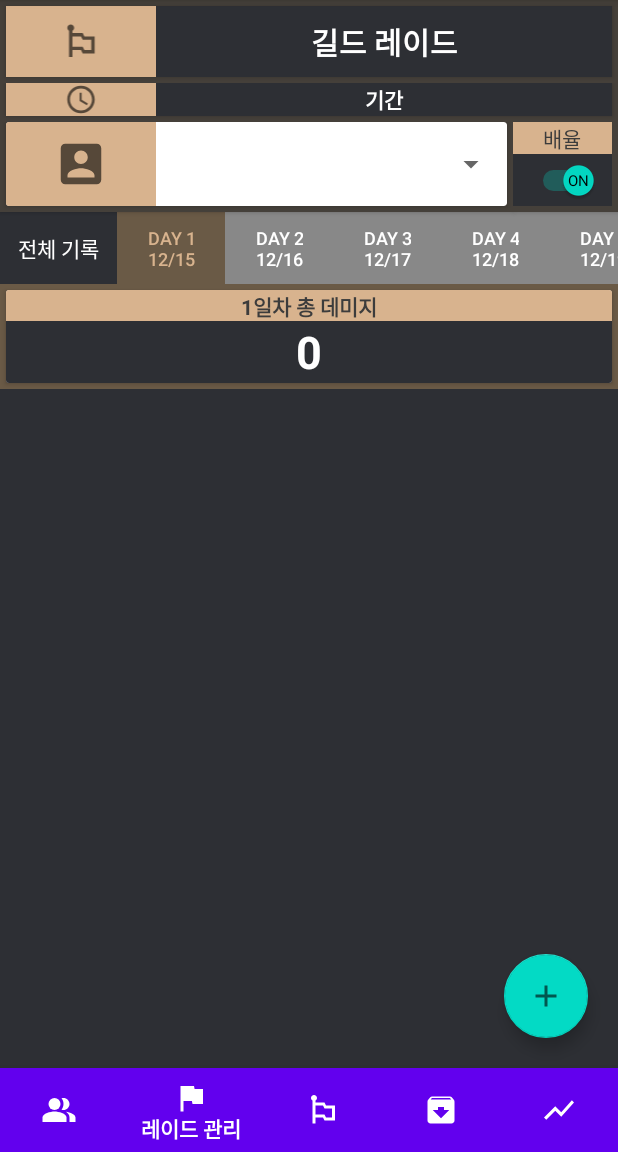
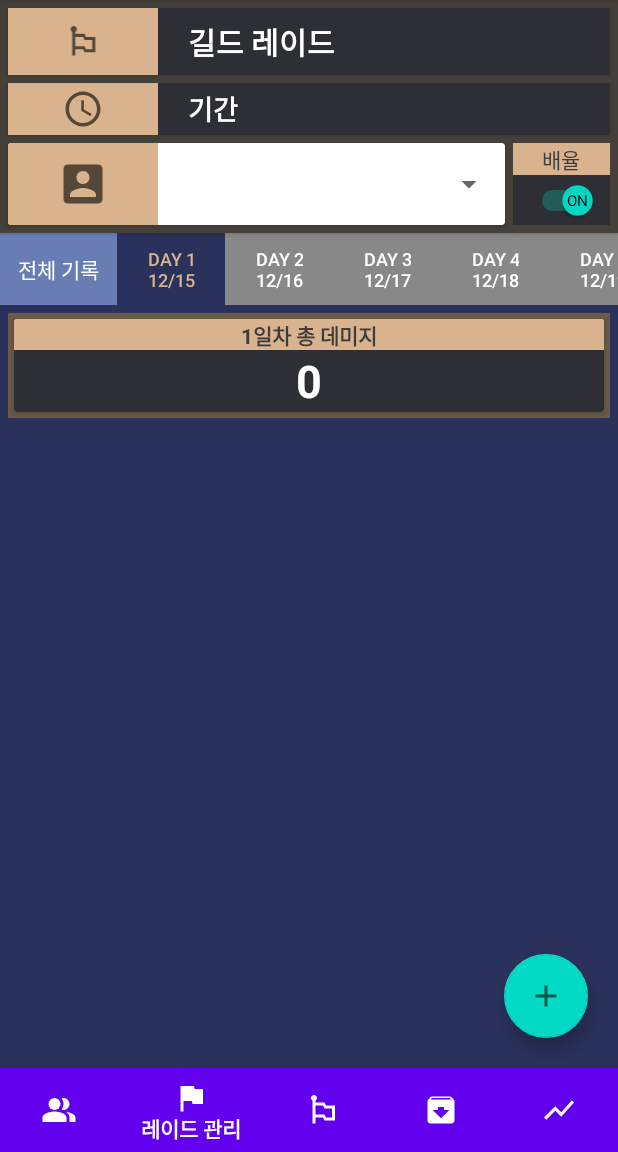
Before and after one commit to Factoriall/GuardianTalesGuildApp, an Android app: the fragment RecordFragment placed in its activity, on a phone screen of 412 x 824 dp, the part 84-1236 px from its top. Run offline under Robolectric (Android 15) with nearby library versions, the phone set to English and light mode, and no system bars; our stand-ins replace Room's generated code; libraries missing offline, so code that uses them is left out: it.xabaras.android, org.angmarch.views; plain views replace NiceSpinner; 11 statements that could not run were skipped.

Commit message:
Change UI & error correction

```diff
--- a/app/build.gradle
+++ b/app/build.gradle
@@ -6,7 +6,7 @@ android {
 
     defaultConfig {
         applicationId "org.techtown.gtguildraid"
-        minSdkVersion 16
+        minSdkVersion 21
         targetSdkVersion 30
         versionCode 1
         versionName "1.0"
--- a/app/src/main/java/org/techtown/gtguildraid/Fragments/RecordFragment.java
+++ b/app/src/main/java/org/techtown/gtguildraid/Fragments/RecordFragment.java
@@ -25,17 +25,20 @@ import org.angmarch.views.OnSpinnerItemSelectedListener;
 import org.techtown.gtguildraid.Adapters.ViewPagerAdapter;
 import org.techtown.gtguildraid.Models.GuildMember;
 import org.techtown.gtguildraid.Models.Raid;
+import org.techtown.gtguildraid.Models.Record;
 import org.techtown.gtguildraid.R;
 import org.techtown.gtguildraid.Utils.RoomDB;
 
 import java.text.SimpleDateFormat;
 import java.util.ArrayList;
 import java.util.Calendar;
+import java.util.Collections;
 import java.util.Date;
 import java.util.List;
 
 public class RecordFragment extends Fragment {
     final int VIEWPAGER_NUM = 15;
+    final int MAX_RECORDS = 3;
     final private String dateFormat = "yyyy-MM-dd";
 
     RoomDB database;
@@ -43,14 +46,48 @@ public class RecordFragment extends Fragment {
     ViewPager2 viewPager;
     ViewPagerAdapter vAdapter;
     Switch adjustSwitch;
+    NiceSpinner memberSpinner;
 
     Raid raid;
     List<GuildMember> members;
-    List<String> memberSpinner = new ArrayList<>();
-    List<Integer> memberId = new ArrayList<>();
 
     private Boolean isAdjustMode = true;
     private int sMemberIdx = 0;
+
+    private class Member implements Comparable<Member>{
+        private String name;
+        private int id;
+        private int todayRemain;
+
+        Member(String name, int id, int todayRemain){
+            this.name = name;
+            this.id = id;
+            this.todayRemain = todayRemain;
+        }
+
+        public String getName() {
+            return name;
+        }
+
+        public int getId() {
+            return id;
+        }
+
+        public int getTodayRemain() {
+            return todayRemain;
+        }
+
+        public void setTodayRemain(int todayRemain) {
+            this.todayRemain = todayRemain;
+        }
+
+        @Override
+        public int compareTo(Member member) {
+            return member.getTodayRemain() - todayRemain;
+        }
+    }
+
+    List<Member> memberList = new ArrayList<>();
 
     @Override
     public void onCreate(@Nullable Bundle savedInstanceState) {
@@ -61,12 +98,15 @@ public class RecordFragment extends Fragment {
     @Override
     public View onCreateView(@NonNull LayoutInflater inflater, @Nullable ViewGroup container, @Nullable Bundle savedInstanceState) {
         View view = inflater.inflate(R.layout.fragment_record, container, false);
-        database = RoomDB.getInstance(getActivity());
-
         TextView raidName = view.findViewById(R.id.raidName);
         TextView raidTerm = view.findViewById(R.id.raidTerm);
-        NiceSpinner nSpinner = view.findViewById(R.id.nickname);
+        memberSpinner = view.findViewById(R.id.nickname);
+        viewPager = view.findViewById(R.id.viewpager);
+        tabLayout = view.findViewById(R.id.tabs);
+        adjustSwitch = view.findViewById(R.id.adjustSwitch);
+        isAdjustMode = adjustSwitch.isChecked();
 
+        database = RoomDB.getInstance(getActivity());
         raid = database.raidDao().getCurrentRaid(new Date());
         members = database.memberDao().getCurrentMembers();
 
@@ -74,29 +114,14 @@ public class RecordFragment extends Fragment {
         raidTerm.setText((new SimpleDateFormat(dateFormat).format(raid.getStartDay()) + "~" +
                 new SimpleDateFormat(dateFormat).format(raid.getEndDay())));
 
-        memberSpinner.clear();
-        memberId.clear();
-        for (GuildMember m : members) {
-            memberSpinner.add(m.getName());
-            memberId.add(m.getID());
-        }
-
-        viewPager = view.findViewById(R.id.viewpager);
-        tabLayout = view.findViewById(R.id.tabs);
-        adjustSwitch = view.findViewById(R.id.adjustSwitch);
-        isAdjustMode = adjustSwitch.isChecked();
-
-        nSpinner.attachDataSource(memberSpinner);
-        if(memberSpinner.size() == 1){
-            nSpinner.setText(memberSpinner.get(0));
-        }
+        setMemberSpinner();
 
         vAdapter = new ViewPagerAdapter(getChildFragmentManager(), getLifecycle());
-        nSpinner.setOnSpinnerItemSelectedListener(new OnSpinnerItemSelectedListener() {
+        memberSpinner.setOnSpinnerItemSelectedListener(new OnSpinnerItemSelectedListener() {
             @Override
             public void onItemSelected(NiceSpinner parent, View view, int position, long id) {
                 if (sMemberIdx != position) {
-                    Log.d("setViewPager", "nSpinner");
+                    refreshSpinnerItem(sMemberIdx);//spinner
                     sMemberIdx = position;
                     setViewPager(isAdjustMode, getIntegerFromToday() + 1);
                 }
@@ -137,8 +162,45 @@ public class RecordFragment extends Fragment {
         return view;
     }
 
+    private void setMemberSpinner() {
+        memberList.clear();
+        for (GuildMember m : members) {
+            memberList.add(new Member(m.getName(), m.getID(),
+                    getRemainedRecord(m.getID(), raid.getRaidId())));
+        }
+
+        attachSpinnerAdapter();
+    }
+
+    private void refreshSpinnerItem(int rIdx) {
+        Member rMember = memberList.get(rIdx);
+        rMember.setTodayRemain(getRemainedRecord(database.memberDao()
+                .getMember(rMember.getId()).getID(), raid.getRaidId()));
+        memberList.set(rIdx, rMember);
+
+        attachSpinnerAdapter();
+    }
+
+    private void attachSpinnerAdapter(){
+        Collections.sort(memberList);
+
+        List<String> memberNameList = new ArrayList<>();
+        for(Member m : memberList){
+            memberNameList.add(m.getName() + " - " + m.getTodayRemain());
+        }
+
+        memberSpinner.attachDataSource(memberNameList);
+
+        if(memberNameList.size() == 1){
+            memberSpinner.setText(memberNameList.get(0));
+        }
+    }
+
     private void setViewPager(Boolean isChecked, int day) {
-        vAdapter.setData(memberId.get(sMemberIdx), raid.getRaidId(), isChecked);
+        if(sMemberIdx < memberList.size())
+            vAdapter.setData(memberList.get(sMemberIdx).getId(), raid.getRaidId(), isChecked);
+        else
+            vAdapter.setData(memberList.get(0).getId(), raid.getRaidId(), isChecked);
         viewPager.setAdapter(vAdapter);
         viewPager.setCurrentItem(day, false);
     }
@@ -154,6 +216,13 @@ public class RecordFragment extends Fragment {
         return differentDays;
     }
 
+    private int getRemainedRecord(int id, int raidId) {
+        List<Record> recordList = database.recordDao()
+                .getCertainDayRecords(id, raidId, getIntegerFromToday() + 1);
+
+        return MAX_RECORDS - recordList.size();
+    }
+
     private String getRaidDate(int position) {
         Date startDate = raid.getStartDay();
         Calendar cal = Calendar.getInstance();
--- a/app/src/main/java/org/techtown/gtguildraid/Interfaces/MemberDao.java
+++ b/app/src/main/java/org/techtown/gtguildraid/Interfaces/MemberDao.java
@@ -29,6 +29,9 @@ public interface MemberDao {
     @Query("UPDATE member SET isResigned = :flag WHERE ID = :sID")
     void setIsResigned(int sID, boolean flag);
 
+    @Query("SELECT * FROM member WHERE ID = :sID")
+    GuildMember getMember(int sID);
+
     @Query("SELECT * FROM member")
     List<GuildMember> getAllMembers();
 
--- a/app/src/main/res/drawable/bg_spinner.xml
+++ b/app/src/main/res/drawable/bg_spinner.xml
@@ -1,15 +1,8 @@
-<?xml version="1.0" encoding="utf-8"?>
-<selector xmlns:android="http://schemas.android.com/apk/res/android"
-    android:exitFadeDuration="@android:integer/config_mediumAnimTime">
-    <item android:state_pressed="true" android:drawable="@android:color/white" />
-    <item android:state_selected="true" android:drawable="@android:color/white" />
+<ripple xmlns:android="http://schemas.android.com/apk/res/android" android:color="@color/colorPrimaryDark">
     <item>
-        <inset android:insetLeft="-1dp" android:insetRight="-1dp">
-            <shape android:shape="rectangle">
-                <stroke android:width="1dp"
-                    android:color="#cccccc" />
-                <solid android:color="#f0f0f0" />
-            </shape>
-        </inset>
+        <selector>
+            <item
+                android:drawable="@color/spinner_bg"/>
+        </selector>
     </item>
-</selector>
+</ripple>
--- a/app/src/main/res/layout/card_raid.xml
+++ b/app/src/main/res/layout/card_raid.xml
@@ -16,7 +16,7 @@
             android:layout_width="0dp"
             android:layout_height="60dp"
             android:layout_weight="6"
-            app:cardBackgroundColor="#000000"
+            app:cardBackgroundColor="#6A5A46"
             app:cardCornerRadius="0dp">
 
             <androidx.cardview.widget.CardView
--- a/app/src/main/res/layout/fragment_cur_member.xml
+++ b/app/src/main/res/layout/fragment_cur_member.xml
@@ -9,8 +9,8 @@
     <LinearLayout
         android:layout_width="match_parent"
         android:layout_height="40dp"
-        android:orientation="horizontal"
-        android:background="#4C4B42">
+        android:background="#454545"
+        android:orientation="horizontal">
 
         <ImageView
             android:id="@+id/imageView4"
--- a/app/src/main/res/layout/fragment_member.xml
+++ b/app/src/main/res/layout/fragment_member.xml
@@ -3,15 +3,14 @@
     xmlns:tools="http://schemas.android.com/tools"
     android:layout_width="match_parent"
     android:layout_height="match_parent"
-    android:background="#2D2F34">
+    android:background="#2A315A">
 
     <androidx.cardview.widget.CardView
         android:id="@+id/myCard"
         android:layout_width="match_parent"
         android:layout_height="80dp"
-        android:layout_margin="4dp"
         app:cardBackgroundColor="#000000"
-        app:cardCornerRadius="4dp"
+        app:cardCornerRadius="0dp"
         app:layout_constraintEnd_toEndOf="parent"
         app:layout_constraintStart_toStartOf="parent"
         app:layout_constraintTop_toTopOf="parent">
@@ -95,7 +94,6 @@
         android:id="@+id/appBarLayout"
         android:layout_width="match_parent"
         android:layout_height="wrap_content"
-        android:layout_marginTop="4dp"
         android:theme="@style/ThemeOverlay.AppCompat.Dark.ActionBar"
         app:layout_constraintEnd_toEndOf="parent"
         app:layout_constraintStart_toStartOf="parent"
--- a/app/src/main/res/layout/fragment_record.xml
+++ b/app/src/main/res/layout/fragment_record.xml
@@ -4,8 +4,7 @@
     xmlns:tools="http://schemas.android.com/tools"
     android:layout_width="match_parent"
     android:layout_height="match_parent"
-    android:orientation="vertical"
-    android:background="#2D2F34">
+    android:orientation="vertical">
 
 
     <androidx.cardview.widget.CardView
@@ -21,7 +20,7 @@
         <androidx.cardview.widget.CardView
             android:layout_width="match_parent"
             android:layout_height="match_parent"
-            android:layout_margin="4dp"
+            android:layout_margin="5dp"
             app:cardCornerRadius="0dp">
 
 
@@ -43,7 +42,8 @@
                     android:layout_width="match_parent"
                     android:layout_height="match_parent"
                     android:background="#2D2F34"
-                    android:gravity="center"
+                    android:gravity="center_vertical"
+                    android:paddingLeft="20dp"
                     android:text="길드 레이드"
                     android:textColor="#FFFFFF"
                     android:textSize="20sp"
@@ -58,7 +58,7 @@
     <androidx.cardview.widget.CardView
         android:id="@+id/termCard"
         android:layout_width="match_parent"
-        android:layout_height="wrap_content"
+        android:layout_height="40dp"
         app:cardBackgroundColor="#45403A"
         app:cardCornerRadius="0dp"
         app:layout_constraintEnd_toEndOf="parent"
@@ -67,10 +67,10 @@
 
         <androidx.cardview.widget.CardView
             android:layout_width="match_parent"
-            android:layout_height="wrap_content"
-            android:layout_marginLeft="4dp"
-            android:layout_marginRight="4dp"
-            android:layout_marginBottom="4dp"
+            android:layout_height="match_parent"
+            android:layout_marginLeft="5dp"
+            android:layout_marginRight="5dp"
+            android:layout_marginBottom="5dp"
             app:cardCornerRadius="0dp">
 
             <LinearLayout
@@ -80,7 +80,7 @@
 
                 <LinearLayout
                     android:layout_width="match_parent"
-                    android:layout_height="22dp"
+                    android:layout_height="match_parent"
                     android:orientation="horizontal">
 
                     <ImageView
@@ -88,6 +88,7 @@
                         android:layout_width="100dp"
                         android:layout_height="match_parent"
                         android:background="#D8B38E"
+                        android:padding="3dp"
                         app:srcCompat="@drawable/icon_time"
                         tools:ignore="VectorDrawableCompat" />
 
@@ -96,9 +97,11 @@
                         android:layout_width="match_parent"
                         android:layout_height="match_parent"
                         android:background="#2D2F34"
-                        android:gravity="center"
+                        android:gravity="center_vertical"
+                        android:paddingLeft="20dp"
                         android:text="기간"
                         android:textColor="#FFFFFF"
+                        android:textSize="18sp"
                         android:textStyle="bold" />
                 </LinearLayout>
             </LinearLayout>
@@ -118,9 +121,9 @@
         <androidx.cardview.widget.CardView
             android:layout_width="match_parent"
             android:layout_height="match_parent"
-            android:layout_marginLeft="4dp"
-            android:layout_marginRight="4dp"
-            android:layout_marginBottom="4dp">
+            android:layout_marginLeft="5dp"
+            android:layout_marginRight="5dp"
+            android:layout_marginBottom="5dp">
 
 
             <LinearLayout
@@ -149,10 +152,12 @@
 
                         android:dropDownWidth="300dp"
                         android:gravity="center"
-                        android:stateListAnimator="@drawable/sla_spinner"
-                        android:textColor="#FFFFFF"
                         android:textSize="20sp"
-                        android:textStyle="bold" />
+                        android:textStyle="bold"
+                        app:arrowTint="#FFFFFF"
+                        app:backgroundSelector="@drawable/bg_spinner"
+                        app:popupTextAlignment="start"
+                        app:textTint="#FFFFFF" />
                 </LinearLayout>
 
             </LinearLayout>
@@ -160,32 +165,6 @@
 
 
     </androidx.cardview.widget.CardView>
-
-    <com.google.android.material.tabs.TabLayout
-        android:id="@+id/tabs"
-        android:layout_width="match_parent"
-        android:layout_height="wrap_content"
-        app:layout_constraintEnd_toEndOf="parent"
-        app:layout_constraintStart_toStartOf="parent"
-        app:layout_constraintTop_toBottomOf="@+id/membersCard"
-        app:tabBackground="@drawable/tab_color_selector"
-        app:tabIndicatorHeight="0dp"
-        app:tabMode="scrollable"
-        app:tabSelectedTextColor="#D8B38E"
-        app:tabTextColor="#FFFFFF" />
-
-    <androidx.viewpager2.widget.ViewPager2
-        android:id="@+id/viewpager"
-        android:layout_width="match_parent"
-        android:layout_height="0dp"
-        android:background="#2D2F34"
-        android:saveEnabled="false"
-        app:layout_constraintBottom_toBottomOf="parent"
-        app:layout_constraintEnd_toEndOf="parent"
-        app:layout_constraintStart_toStartOf="parent"
-        app:layout_constraintTop_toBottomOf="@+id/tabs">
-
-    </androidx.viewpager2.widget.ViewPager2>
 
     <androidx.cardview.widget.CardView
         android:id="@+id/switchCard"
@@ -200,8 +179,8 @@
         <LinearLayout
             android:layout_width="match_parent"
             android:layout_height="match_parent"
-            android:layout_marginRight="4dp"
-            android:layout_marginBottom="4dp"
+            android:layout_marginRight="5dp"
+            android:layout_marginBottom="5dp"
             android:orientation="vertical">
 
             <TextView
@@ -238,4 +217,29 @@
 
     </androidx.cardview.widget.CardView>
 
+    <com.google.android.material.tabs.TabLayout
+        android:id="@+id/tabs"
+        android:layout_width="match_parent"
+        android:layout_height="wrap_content"
+        app:layout_constraintEnd_toEndOf="parent"
+        app:layout_constraintStart_toStartOf="parent"
+        app:layout_constraintTop_toBottomOf="@+id/membersCard"
+        app:tabBackground="@drawable/tab_color_selector"
+        app:tabIndicatorHeight="0dp"
+        app:tabMode="scrollable"
+        app:tabSelectedTextColor="#D8B38E"
+        app:tabTextColor="#FFFFFF" />
+
+    <androidx.viewpager2.widget.ViewPager2
+        android:id="@+id/viewpager"
+        android:layout_width="match_parent"
+        android:layout_height="0dp"
+        android:saveEnabled="false"
+        app:layout_constraintBottom_toBottomOf="parent"
+        app:layout_constraintEnd_toEndOf="parent"
+        app:layout_constraintStart_toStartOf="parent"
+        app:layout_constraintTop_toBottomOf="@+id/tabs">
+
+    </androidx.viewpager2.widget.ViewPager2>
+
 </androidx.constraintlayout.widget.ConstraintLayout>
--- a/app/src/main/res/layout/fragment_record_overall.xml
+++ b/app/src/main/res/layout/fragment_record_overall.xml
@@ -9,7 +9,7 @@
     <androidx.constraintlayout.widget.ConstraintLayout
         android:layout_width="match_parent"
         android:layout_height="wrap_content"
-        android:background="#2D2F34">
+        android:background="#2A315A">
 
         <androidx.constraintlayout.widget.ConstraintLayout
             android:id="@+id/totalRecord"
@@ -318,7 +318,7 @@
                     app:layout_constraintBottom_toBottomOf="parent"
                     app:layout_constraintEnd_toEndOf="parent"
                     app:layout_constraintTop_toTopOf="parent"
-                    tools:srcCompat="@tools:sample/avatars"/>
+                    tools:srcCompat="@tools:sample/avatars" />
 
                 <TextView
                     android:id="@+id/vsBoss2"
@@ -462,7 +462,7 @@
                     app:layout_constraintBottom_toBottomOf="parent"
                     app:layout_constraintEnd_toEndOf="parent"
                     app:layout_constraintTop_toTopOf="parent"
-                    tools:srcCompat="@tools:sample/avatars"/>
+                    tools:srcCompat="@tools:sample/avatars" />
 
                 <TextView
                     android:id="@+id/vsBoss3"
--- a/app/src/main/res/layout/fragment_record_recycler.xml
+++ b/app/src/main/res/layout/fragment_record_recycler.xml
@@ -4,14 +4,19 @@
     xmlns:tools="http://schemas.android.com/tools"
     android:layout_width="match_parent"
     android:layout_height="match_parent"
-    android:background="#2D2F34">
+    android:background="#2A315A">
 
     <LinearLayout
         android:id="@+id/TotalDamageCard"
         android:layout_width="match_parent"
         android:layout_height="70dp"
+        android:layout_marginStart="5dp"
+        android:layout_marginTop="5dp"
+        android:layout_marginEnd="5dp"
+        android:layout_marginBottom="5dp"
         android:background="#6A5A46"
         android:orientation="vertical"
+        app:layout_constraintBottom_toTopOf="@+id/swipeRefreshLayout"
         app:layout_constraintEnd_toEndOf="parent"
         app:layout_constraintStart_toStartOf="parent"
         app:layout_constraintTop_toTopOf="parent">
--- a/app/src/main/res/values/colors.xml
+++ b/app/src/main/res/values/colors.xml
@@ -3,6 +3,8 @@
     <color name="colorPrimary">#6200EE</color>
     <color name="colorPrimaryDark">#3700B3</color>
     <color name="colorAccent">#03DAC5</color>
-    <color name="tab_background_selected">#6A5A46</color>
-    <color name="tab_background_unselected">#2D2F34</color>
+    <color name="black">#000000</color>
+    <color name="tab_background_selected">#2A315A</color>
+    <color name="tab_background_unselected">#687DB3</color>
+    <color name="spinner_bg">#2D2F34</color>
 </resources>
```
Also changed, not shown: app/src/main/res/layout/card_member.xml (+7 -7 lines), app/src/main/res/layout/fragment_archive.xml (+16 -10 lines), app/src/main/res/layout/fragment_raid.xml (+6 -4 lines).
